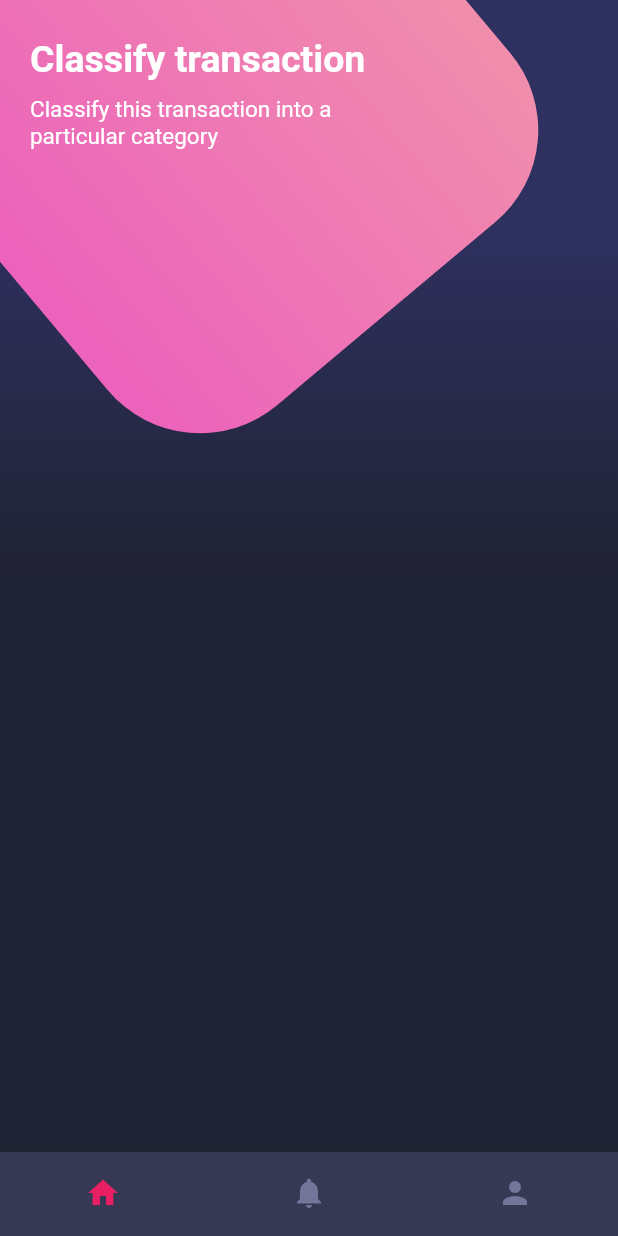
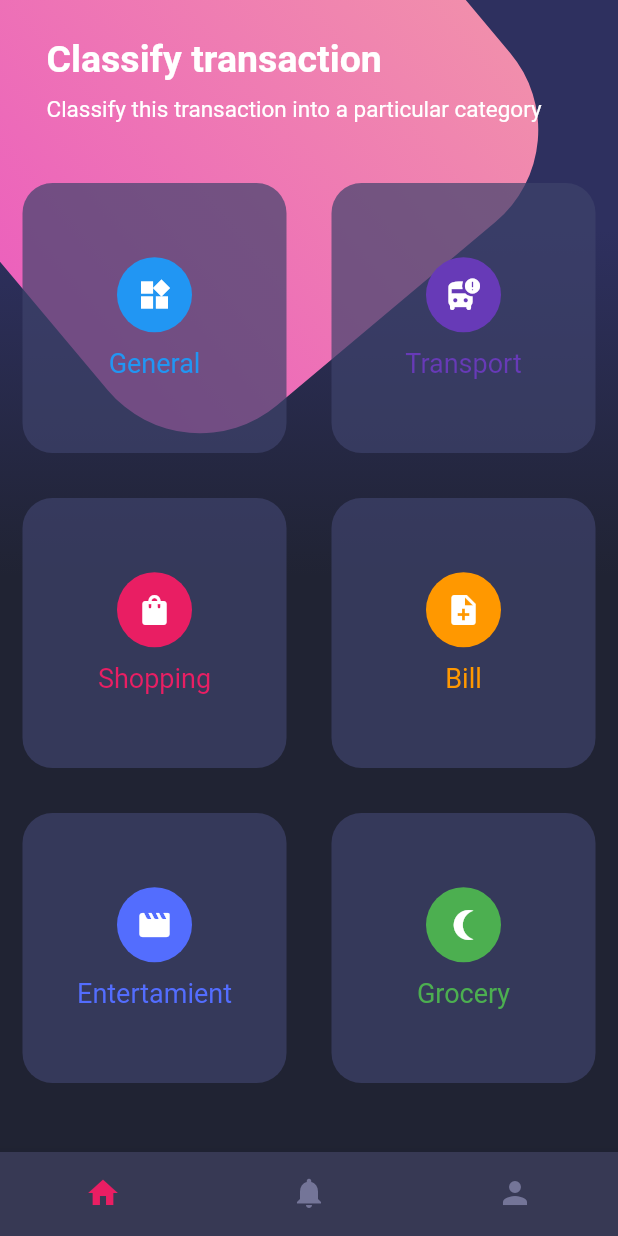
Before and after one commit to erviinHD/designs-Flutter, a Flutter app: the screen it shows after launch, on a phone screen of 412 x 824 dp. Run offline on Flutter 3.47's test engine with Material 2 defaults, Android fonts, the light colour scheme and no system bars.

Commit message:
style: Tables in flutter

```diff
--- a/lib/screens/home_screen.dart
+++ b/lib/screens/home_screen.dart
@@ -1,5 +1,6 @@
 import 'package:fl_disenios/widgets/backgroud.dart';
 import 'package:fl_disenios/widgets/bottom_navigation.dart';
+import 'package:fl_disenios/widgets/card_table.dart';
 import 'package:fl_disenios/widgets/page_title.dart';
 import 'package:flutter/material.dart';
 
@@ -27,8 +28,13 @@
   @override
   Widget build(BuildContext context) {
     return SingleChildScrollView(
+      physics: const BouncingScrollPhysics(),
       child: Column(
-        children: [PageTitle()],
+        children: [
+          const PageTitle(),
+          //Card Table
+          CardTable()
+        ],
       ),
     );
   }
--- /dev/null
+++ b/lib/widgets/card_table.dart
@@ -0,0 +1,70 @@
+import 'package:flutter/material.dart';
+
+class CardTable extends StatelessWidget {
+  @override
+  Widget build(BuildContext context) {
+    return Table(
+      children: const [
+        TableRow(children: [
+          _SingleCard(color: Colors.blue, icon: Icons.widgets, text: 'General'),
+          _SingleCard(
+              color: Colors.deepPurple,
+              icon: Icons.bus_alert_rounded,
+              text: 'Transport')
+        ]),
+        TableRow(children: [
+          _SingleCard(
+              color: Colors.pink, icon: Icons.shopping_bag, text: 'Shopping'),
+          _SingleCard(color: Colors.orange, icon: Icons.note_add, text: 'Bill')
+        ]),
+        TableRow(children: [
+          _SingleCard(
+              color: Colors.indigoAccent,
+              icon: Icons.movie_rounded,
+              text: 'Entertamient'),
+          _SingleCard(
+              color: Colors.green,
+              icon: Icons.nightlight_round_outlined,
+              text: 'Grocery')
+        ]),
+      ],
+    );
+  }
+}
+
+class _SingleCard extends StatelessWidget {
+  final IconData icon;
+  final Color color;
+  final String text;
+  const _SingleCard(
+      {Key? key, required this.icon, required this.color, required this.text})
+      : super(key: key);
+
+  @override
+  Widget build(BuildContext context) {
+    return Container(
+      margin: EdgeInsets.all(15),
+      height: 180,
+      decoration: BoxDecoration(
+          color: Color.fromRGBO(62, 66, 107, 0.7),
+          borderRadius: BorderRadius.circular(20)),
+      child: Column(
+        mainAxisAlignment: MainAxisAlignment.center,
+        children: [
+          CircleAvatar(
+            backgroundColor: color,
+            child: Icon(icon, color: Colors.white),
+            radius: 25,
+          ),
+          const SizedBox(
+            height: 10,
+          ),
+          Text(
+            text,
+            style: TextStyle(color: color, fontSize: 18),
+          )
+        ],
+      ),
+    );
+  }
+}
--- a/lib/widgets/page_title.dart
+++ b/lib/widgets/page_title.dart
@@ -8,8 +8,8 @@
     return SafeArea(
       bottom: false,
       child: Container(
-        margin: const EdgeInsets.symmetric(horizontal: 20, vertical: 25),
-        width: 250,
+        margin: const EdgeInsets.symmetric(vertical: 25),
+        width: 350,
         child: Column(
           crossAxisAlignment: CrossAxisAlignment.start,
           children: const [
```
